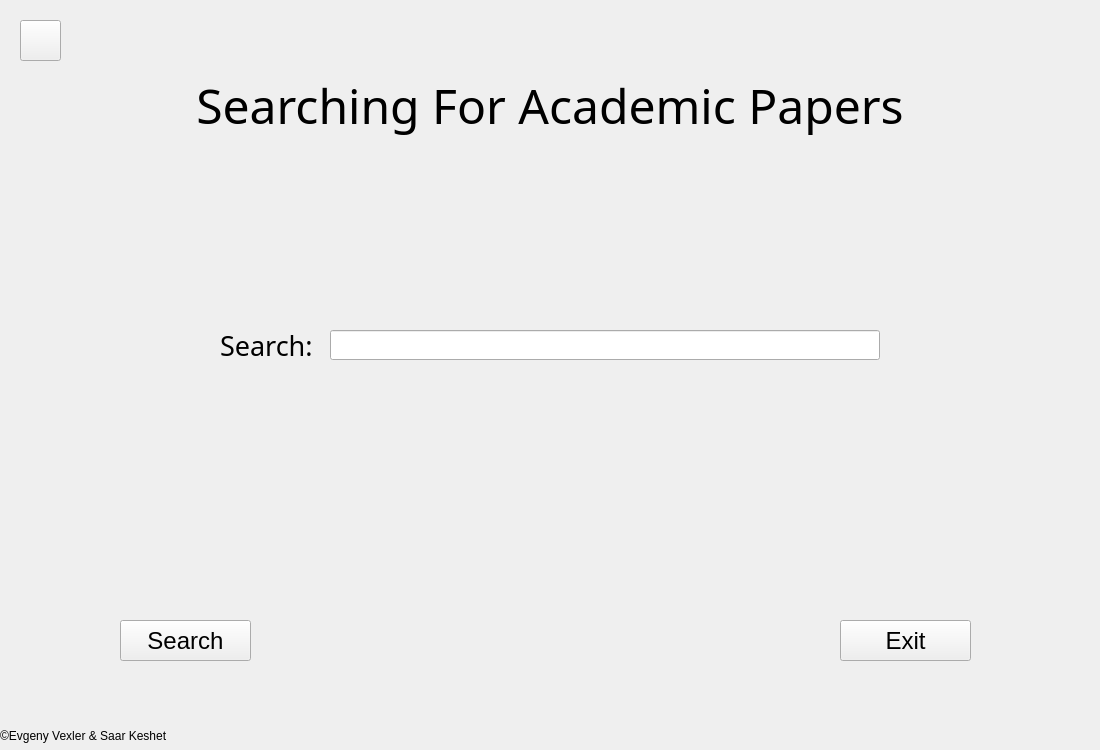
The window that ui_files/page2.ui (Saark07/Final-Project) describes before a commit, drawn with Qt 5.
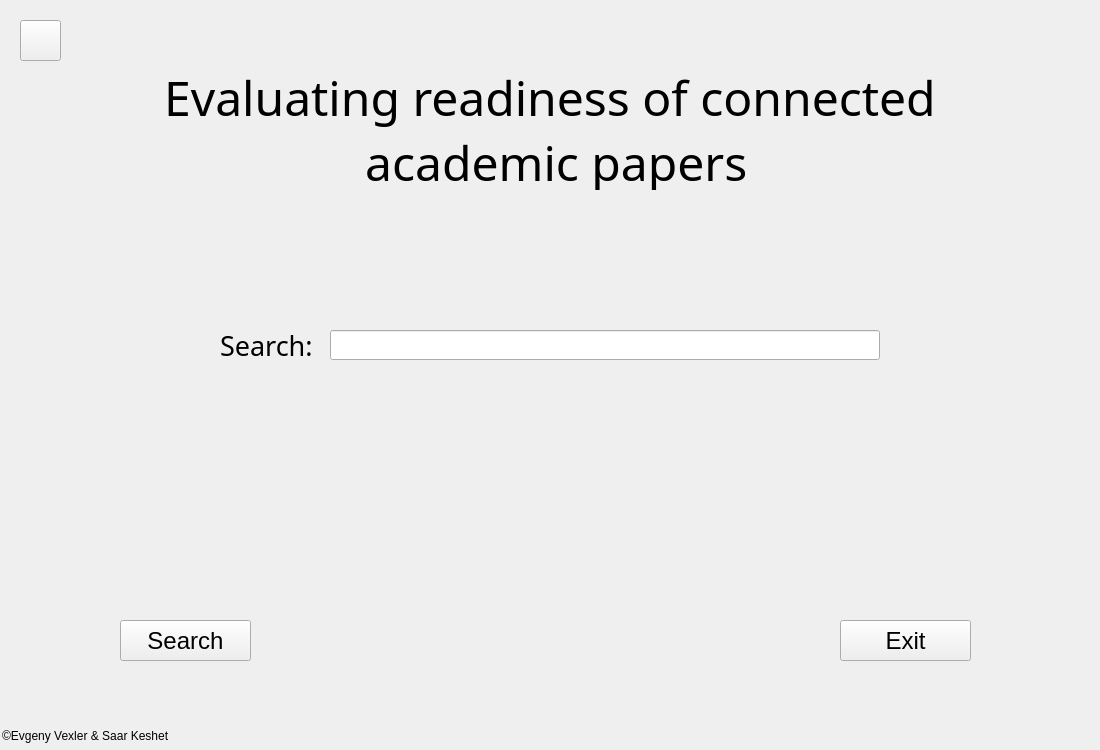
The same window after the commit.

What changed in the file:
```diff
--- a/ui_files/page2.ui
+++ b/ui_files/page2.ui
@@ -52,9 +52,9 @@
     <property name="geometry">
      <rect>
       <x>0</x>
-      <y>60</y>
+      <y>70</y>
       <width>1100</width>
-      <height>90</height>
+      <height>120</height>
      </rect>
     </property>
     <property name="font">
@@ -66,7 +66,8 @@
      </font>
     </property>
     <property name="text">
-     <string>Searching For Academic Papers</string>
+     <string>Evaluating readiness of connected
+ academic papers</string>
     </property>
     <property name="alignment">
      <set>Qt::AlignCenter</set>
@@ -146,7 +147,7 @@
    <widget class="QLabel" name="label_3">
     <property name="geometry">
      <rect>
-      <x>0</x>
+      <x>2</x>
       <y>725</y>
       <width>431</width>
       <height>21</height>
```
